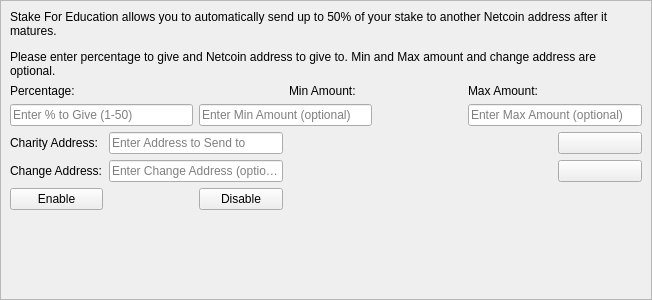
Old version of the form src/qt/forms/charitydialog.ui in the repository netcoinfoundation/netcoin.
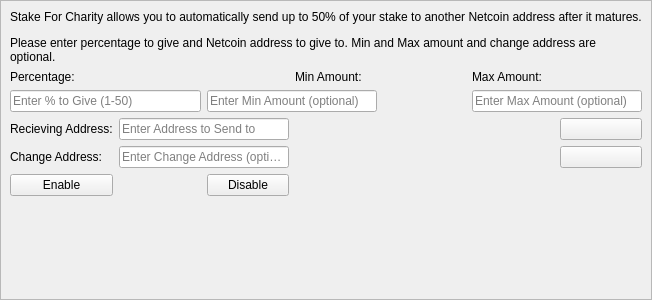
New version of the form. Icons and pictures are not drawn.

The edit to the form file:
```diff
--- a/src/qt/forms/charitydialog.ui
+++ b/src/qt/forms/charitydialog.ui
@@ -124,7 +124,7 @@
             <string>Address to send portion of stake to</string>
            </property>
            <property name="text">
-            <string>Charity Address:</string>
+            <string>Recieving Address:</string>
            </property>
           </widget>
          </item>
@@ -227,7 +227,7 @@
             <number>1</number>
            </property>
            <property name="text">
-            <string>&lt;html&gt;&lt;head/&gt;&lt;body&gt;&lt;p&gt;&lt;span&gt;Stake For Education allows you to automatically send up to 50% of your stake to another Netcoin address after it matures.&lt;/span&gt;&lt;/p&gt;&lt;p&gt;&lt;span&gt;Please enter percentage to give and Netcoin address to give to. Min and Max amount and change address are optional.&lt;/span&gt;&lt;/p&gt;&lt;/body&gt;&lt;/html&gt;</string>
+            <string>&lt;html&gt;&lt;head/&gt;&lt;body&gt;&lt;p&gt;&lt;span&gt;Stake For Charity allows you to automatically send up to 50% of your stake to another Netcoin address after it matures.&lt;/span&gt;&lt;/p&gt;&lt;p&gt;&lt;span&gt;Please enter percentage to give and Netcoin address to give to. Min and Max amount and change address are optional.&lt;/span&gt;&lt;/p&gt;&lt;/body&gt;&lt;/html&gt;</string>
            </property>
            <property name="alignment">
             <set>Qt::AlignLeading|Qt::AlignLeft|Qt::AlignTop</set>
```
